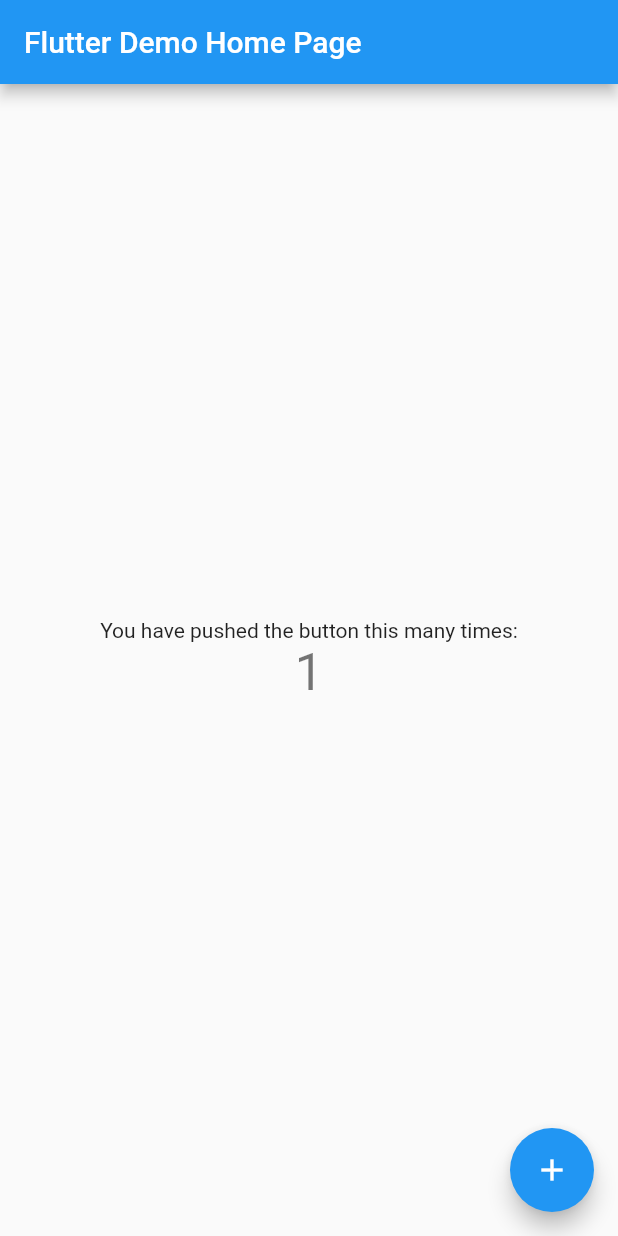
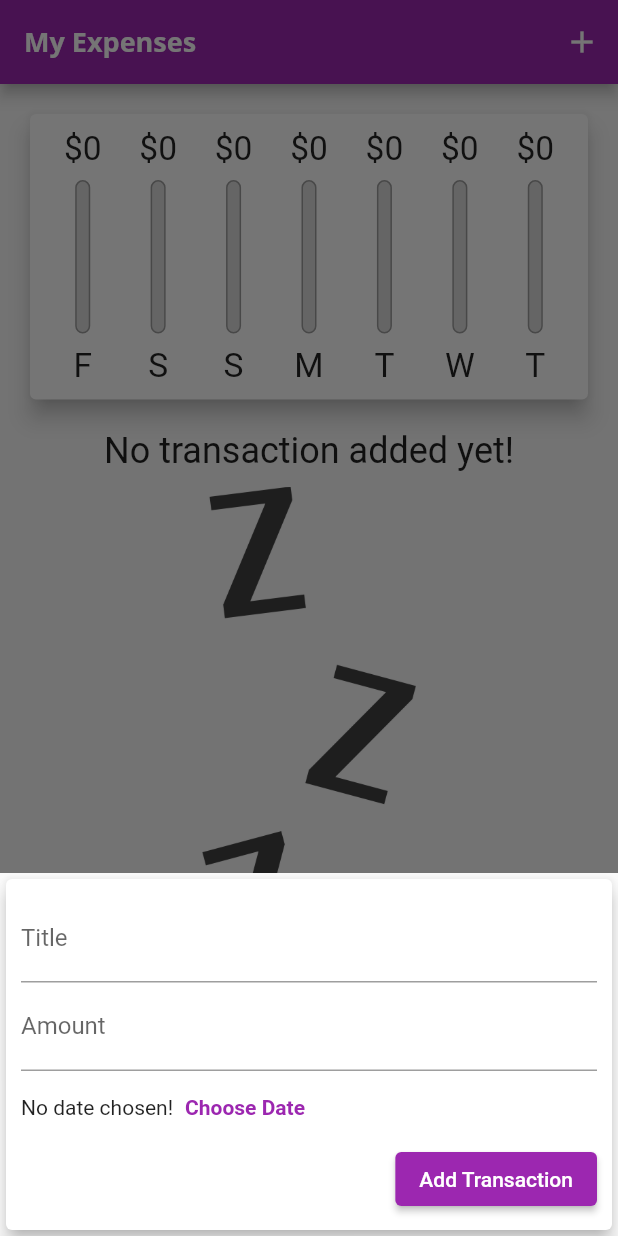
Before and after one commit to Jihaysse/PersonalExpenses, a Flutter app: the screen it shows after launch, after a tap on the "add" icon, on a phone screen of 412 x 824 dp. Run offline on Flutter 3.47's test engine with Material 2 defaults, Android fonts, the phone set to English and light mode, and no system bars.

Commit message:
Added Responsive iOS/Android app

```diff
--- a/lib/main.dart
+++ b/lib/main.dart
@@ -1,115 +1,192 @@
+import 'dart:io';
+
+import 'package:flutter/cupertino.dart';
 import 'package:flutter/material.dart';
+import 'package:flutter/services.dart';
+import 'package:personal_expenses/models/transaction.dart';
+import 'package:personal_expenses/widgets/chart.dart';
+import 'package:personal_expenses/widgets/new_transaction.dart';
+import 'package:personal_expenses/widgets/transaction_list.dart';
 
 void main() {
-  runApp(const MyApp());
+  WidgetsFlutterBinding.ensureInitialized();
+
+  // Set preferred orientation if needed
+  /*SystemChrome.setPreferredOrientations([
+    DeviceOrientation.portraitUp,
+    DeviceOrientation.portraitDown,
+  ]);*/
+
+  runApp(MyApp());
 }
 
 class MyApp extends StatelessWidget {
-  const MyApp({Key? key}) : super(key: key);
+  MyApp({Key? key}) : super(key: key);
 
-  // This widget is the root of your application.
+  final ThemeData theme = ThemeData();
+
   @override
   Widget build(BuildContext context) {
     return MaterialApp(
-      title: 'Flutter Demo',
-      theme: ThemeData(
-        // This is the theme of your application.
-        //
-        // Try running your application with "flutter run". You'll see the
-        // application has a blue toolbar. Then, without quitting the app, try
-        // changing the primarySwatch below to Colors.green and then invoke
-        // "hot reload" (press "r" in the console where you ran "flutter run",
-        // or simply save your changes to "hot reload" in a Flutter IDE).
-        // Notice that the counter didn't reset back to zero; the application
-        // is not restarted.
-        primarySwatch: Colors.blue,
+      title: 'Personal Expenses',
+      theme: theme.copyWith(
+        textTheme: ThemeData.light().textTheme.copyWith(
+              headline6: const TextStyle(
+                fontFamily: 'OpenSans',
+                fontWeight: FontWeight.bold,
+                fontSize: 18,
+              ),
+              button: TextStyle(color: Colors.white),
+            ),
+        colorScheme: theme.colorScheme.copyWith(
+          primary: Colors.purple,
+          secondary: Colors.amber,
+        ),
       ),
-      home: const MyHomePage(title: 'Flutter Demo Home Page'),
+      debugShowCheckedModeBanner: false,
+      home: MyHomePage(),
     );
   }
 }
 
 class MyHomePage extends StatefulWidget {
-  const MyHomePage({Key? key, required this.title}) : super(key: key);
-
-  // This widget is the home page of your application. It is stateful, meaning
-  // that it has a State object (defined below) that contains fields that affect
-  // how it looks.
-
-  // This class is the configuration for the state. It holds the values (in this
-  // case the title) provided by the parent (in this case the App widget) and
-  // used by the build method of the State. Fields in a Widget subclass are
-  // always marked "final".
-
-  final String title;
-
   @override
   State<MyHomePage> createState() => _MyHomePageState();
 }
 
 class _MyHomePageState extends State<MyHomePage> {
-  int _counter = 0;
+  final List<Transaction> _userTransactions = [];
+  bool _showChart = true;
 
-  void _incrementCounter() {
+  List<Transaction> get _recentTransactions {
+    return _userTransactions.where((tx) {
+      return tx.date.isAfter(
+        DateTime.now().subtract(
+          Duration(days: 7),
+        ),
+      );
+    }).toList();
+  }
+
+  void _addNewTransaction(String title, double amount, DateTime choosenDate) {
+    final newTransaction = Transaction(
+      id: DateTime.now().toString(),
+      title: title,
+      amount: amount,
+      date: choosenDate,
+    );
+
     setState(() {
-      // This call to setState tells the Flutter framework that something has
-      // changed in this State, which causes it to rerun the build method below
-      // so that the display can reflect the updated values. If we changed
-      // _counter without calling setState(), then the build method would not be
-      // called again, and so nothing would appear to happen.
-      _counter++;
+      _userTransactions.add(newTransaction);
     });
+  }
+
+  void _deleteTransaction(String id) {
+    setState(() {
+      _userTransactions.removeWhere((element) => element.id == id);
+    });
+  }
+
+  void _startAddNewTransaction(BuildContext ctx) {
+    showModalBottomSheet(
+        context: ctx,
+        builder: (_) {
+          return NewTransaction(_addNewTransaction);
+        });
   }
 
   @override
   Widget build(BuildContext context) {
-    // This method is rerun every time setState is called, for instance as done
-    // by the _incrementCounter method above.
-    //
-    // The Flutter framework has been optimized to make rerunning build methods
-    // fast, so that you can just rebuild anything that needs updating rather
-    // than having to individually change instances of widgets.
-    return Scaffold(
-      appBar: AppBar(
-        // Here we take the value from the MyHomePage object that was created by
-        // the App.build method, and use it to set our appbar title.
-        title: Text(widget.title),
-      ),
-      body: Center(
-        // Center is a layout widget. It takes a single child and positions it
-        // in the middle of the parent.
+    final mediaQuery = MediaQuery.of(context);
+    final isLandscape = mediaQuery.orientation == Orientation.landscape;
+
+    final PreferredSizeWidget appBar = Platform.isIOS
+        ? CupertinoNavigationBar(
+            middle: const Text('My Expenses'),
+            trailing: Row(
+              mainAxisSize: MainAxisSize.min,
+              children: [
+                CupertinoButton(
+                  child: const Icon(CupertinoIcons.add),
+                  onPressed: () => _startAddNewTransaction(context),
+                )
+              ],
+            ))
+        : AppBar(
+            title: const Text('My Expenses'),
+            actions: <Widget>[
+              IconButton(
+                  onPressed: () => _startAddNewTransaction(context),
+                  icon: const Icon(Icons.add))
+            ],
+          ) as PreferredSizeWidget;
+
+    final transactionListWidget = SizedBox(
+      height: (mediaQuery.size.height -
+              appBar.preferredSize.height -
+              mediaQuery.padding.top) *
+          0.7,
+      child: TransactionList(_userTransactions, _deleteTransaction),
+    );
+
+    final pageBody = SafeArea(
+      child: SingleChildScrollView(
         child: Column(
-          // Column is also a layout widget. It takes a list of children and
-          // arranges them vertically. By default, it sizes itself to fit its
-          // children horizontally, and tries to be as tall as its parent.
-          //
-          // Invoke "debug painting" (press "p" in the console, choose the
-          // "Toggle Debug Paint" action from the Flutter Inspector in Android
-          // Studio, or the "Toggle Debug Paint" command in Visual Studio Code)
-          // to see the wireframe for each widget.
-          //
-          // Column has various properties to control how it sizes itself and
-          // how it positions its children. Here we use mainAxisAlignment to
-          // center the children vertically; the main axis here is the vertical
-          // axis because Columns are vertical (the cross axis would be
-          // horizontal).
-          mainAxisAlignment: MainAxisAlignment.center,
+          crossAxisAlignment: CrossAxisAlignment.stretch,
           children: <Widget>[
-            const Text(
-              'You have pushed the button this many times:',
-            ),
-            Text(
-              '$_counter',
-              style: Theme.of(context).textTheme.headline4,
-            ),
+            if (isLandscape)
+              Row(
+                children: [
+                  const Text('Show Chart'),
+                  Switch.adaptive(
+                      value: _showChart,
+                      onChanged: (value) {
+                        setState(() {
+                          _showChart = value;
+                        });
+                      })
+                ],
+              ),
+            if (!isLandscape)
+              SizedBox(
+                height: (mediaQuery.size.height -
+                        appBar.preferredSize.height -
+                        mediaQuery.padding.top) *
+                    0.3,
+                child: Chart(_recentTransactions),
+              ),
+            if (!isLandscape) transactionListWidget,
+            if (isLandscape)
+              _showChart == true
+                  ? SizedBox(
+                      height: (mediaQuery.size.height -
+                              appBar.preferredSize.height -
+                              mediaQuery.padding.top) *
+                          0.3,
+                      child: Chart(_recentTransactions),
+                    )
+                  : transactionListWidget,
           ],
         ),
       ),
-      floatingActionButton: FloatingActionButton(
-        onPressed: _incrementCounter,
-        tooltip: 'Increment',
-        child: const Icon(Icons.add),
-      ), // This trailing comma makes auto-formatting nicer for build methods.
     );
+
+    return Platform.isIOS
+        ? CupertinoPageScaffold(
+            child: pageBody,
+            navigationBar: appBar as ObstructingPreferredSizeWidget,
+          )
+        : Scaffold(
+            appBar: appBar,
+            body: pageBody,
+            floatingActionButton: FloatingActionButton(
+              child: const Icon(Icons.add),
+              onPressed: () => _startAddNewTransaction(context),
+              backgroundColor: Theme.of(context).colorScheme.secondary,
+              foregroundColor: Colors.black,
+            ),
+            floatingActionButtonLocation:
+                FloatingActionButtonLocation.centerFloat,
+          );
   }
 }
--- /dev/null
+++ b/lib/models/transaction.dart
@@ -0,0 +1,14 @@
+import 'package:flutter/cupertino.dart';
+
+class Transaction {
+  final String id;
+  final String title;
+  final double amount;
+  final DateTime date;
+
+  Transaction(
+      {required this.id,
+      required this.title,
+      required this.amount,
+      required this.date});
+}
--- /dev/null
+++ b/lib/widgets/adaptive_button.dart
@@ -0,0 +1,30 @@
+import 'dart:io';
+
+import 'package:flutter/material.dart';
+import 'package:flutter/cupertino.dart';
+
+class AdaptiveButton extends StatelessWidget {
+  final String text;
+  final VoidCallback handler;
+
+  AdaptiveButton(this.text, this.handler);
+
+  @override
+  Widget build(BuildContext context) {
+    return Platform.isIOS
+        ? CupertinoButton(
+            child: Text(
+              text,
+              style: const TextStyle(fontWeight: FontWeight.bold),
+            ),
+            onPressed: handler,
+          )
+        : TextButton(
+            onPressed: handler,
+            child: Text(
+              text,
+              style: const TextStyle(fontWeight: FontWeight.bold),
+            ),
+          );
+  }
+}
--- /dev/null
+++ b/lib/widgets/chart.dart
@@ -0,0 +1,63 @@
+import 'package:flutter/material.dart';
+import 'package:intl/intl.dart';
+import 'package:personal_expenses/models/transaction.dart';
+import 'package:personal_expenses/widgets/chart_bar.dart';
+
+class Chart extends StatelessWidget {
+  //const Chart({Key? key}) : super(key: key);
+
+  final List<Transaction> recentTransactions;
+
+  List<Map<String, dynamic>> get groupedTransactionValues {
+    return List.generate(7, (index) {
+      final weekDay = DateTime.now().subtract(Duration(days: index));
+      double totalSum = 0.0;
+
+      for (int i = 0; i < recentTransactions.length; i++) {
+        if (recentTransactions[i].date.day == weekDay.day &&
+            recentTransactions[i].date.month == weekDay.month &&
+            recentTransactions[i].date.year == weekDay.year) {
+          totalSum += recentTransactions[i].amount;
+        }
+      }
+      return {
+        'day': DateFormat.E().format(weekDay).substring(0, 1),
+        'amount': totalSum,
+      };
+    }).reversed.toList();
+  }
+
+  double get totalSpending {
+    return groupedTransactionValues.fold(0.0, (sum, item) {
+      return sum + item['amount'];
+    });
+  }
+
+  Chart(this.recentTransactions);
+
+  @override
+  Widget build(BuildContext context) {
+    return Card(
+      elevation: 6,
+      margin: const EdgeInsets.all(20),
+      child: Padding(
+        padding: const EdgeInsets.all(10),
+        child: Row(
+          mainAxisAlignment: MainAxisAlignment.spaceAround,
+          children: groupedTransactionValues.map((data) {
+            return Flexible(
+              fit: FlexFit.tight,
+              child: ChartBar(
+                (data['day']) as String,
+                (data['amount']) as double,
+                totalSpending == 0.0
+                    ? 0.0
+                    : ((data['amount']) as double) / totalSpending,
+              ),
+            );
+          }).toList(),
+        ),
+      ),
+    );
+  }
+}
--- /dev/null
+++ b/lib/widgets/chart_bar.dart
@@ -0,0 +1,62 @@
+import 'package:flutter/material.dart';
+
+class ChartBar extends StatelessWidget {
+  //const ChartBar({Key? key}) : super(key: key);
+
+  final String label;
+  final double spendingAmount;
+  final double spendingPctOfTotal;
+
+  ChartBar(this.label, this.spendingAmount, this.spendingPctOfTotal);
+
+  @override
+  Widget build(BuildContext context) {
+    return LayoutBuilder(
+      builder: (BuildContext context, BoxConstraints constraints) {
+        return Column(children: [
+          SizedBox(
+            height: constraints.maxHeight * 0.15,
+            child: FittedBox(
+              child: Text('\$${spendingAmount.toStringAsFixed(0)}'),
+            ),
+          ),
+          SizedBox(height: constraints.maxHeight * 0.05),
+          SizedBox(
+            height: constraints.maxHeight * 0.6,
+            width: 10,
+            child: Stack(
+              children: [
+                Container(
+                  decoration: BoxDecoration(
+                    border: Border.all(
+                      color: Colors.grey,
+                      width: 1,
+                    ),
+                    color: const Color.fromRGBO(220, 220, 220, 1),
+                    borderRadius: BorderRadius.circular(20),
+                  ),
+                ),
+                FractionallySizedBox(
+                  heightFactor: spendingPctOfTotal,
+                  child: Container(
+                    decoration: BoxDecoration(
+                      color: Theme.of(context).colorScheme.primary,
+                      borderRadius: BorderRadius.circular(10),
+                    ),
+                  ),
+                )
+              ],
+            ),
+          ),
+          SizedBox(height: constraints.maxHeight * 0.05),
+          SizedBox(
+            height: constraints.maxHeight * 0.15,
+            child: FittedBox(
+              child: Text(label),
+            ),
+          )
+        ]);
+      },
+    );
+  }
+}
--- /dev/null
+++ b/lib/widgets/new_transaction.dart
@@ -0,0 +1,103 @@
+import 'dart:io';
+
+import 'package:flutter/cupertino.dart';
+import 'package:flutter/material.dart';
+import 'package:intl/intl.dart';
+import 'package:personal_expenses/widgets/adaptive_button.dart';
+
+class NewTransaction extends StatefulWidget {
+  //NewTransaction({Key? key}) : super(key: key);
+
+  final Function addTransaction;
+
+  NewTransaction(this.addTransaction);
+
+  @override
+  State<NewTransaction> createState() => _NewTransactionState();
+}
+
+class _NewTransactionState extends State<NewTransaction> {
+  final _titleController = TextEditingController();
+  final _amountController = TextEditingController();
+  DateTime? _selectedDate;
+
+  void _submitData() {
+    if (_amountController.text.isEmpty) {
+      return;
+    }
+    final enteredTitle = _titleController.text;
+    final enteredAmount = double.parse(_amountController.text);
+
+    if (enteredTitle.isEmpty || enteredAmount <= 0 || _selectedDate == null) {
+      return;
+    }
+
+    widget.addTransaction(enteredTitle, enteredAmount, _selectedDate);
+
+    // Close the modal sheet
+    Navigator.of(context).pop();
+  }
+
+  void _presentDatePicker() {
+    showDatePicker(
+      context: context,
+      initialDate: DateTime.now(),
+      firstDate: DateTime(DateTime.now().year),
+      lastDate: DateTime.now(),
+    ).then((pickedDate) {
+      if (pickedDate == null) return;
+
+      setState(() {
+        _selectedDate = pickedDate;
+      });
+    });
+  }
+
+  @override
+  Widget build(BuildContext context) {
+    return SingleChildScrollView(
+      child: Card(
+        elevation: 5,
+        child: Container(
+          padding: EdgeInsets.only(
+            top: 10,
+            left: 10,
+            right: 10,
+            bottom: MediaQuery.of(context).viewInsets.bottom + 10,
+          ),
+          child: Column(
+            crossAxisAlignment: CrossAxisAlignment.end,
+            children: <Widget>[
+              TextField(
+                decoration: const InputDecoration(labelText: 'Title'),
+                controller: _titleController,
+                onSubmitted: (_) => _submitData(),
+              ),
+              TextField(
+                decoration: const InputDecoration(labelText: 'Amount'),
+                controller: _amountController,
+                keyboardType:
+                    const TextInputType.numberWithOptions(decimal: true),
+                onSubmitted: (_) => _submitData(),
+              ),
+              Row(
+                children: [
+                  Text(
+                    _selectedDate == null
+                        ? 'No date chosen!'
+                        : 'Picked Date: ${DateFormat.yMd().format(_selectedDate!)}',
+                  ),
+                  AdaptiveButton('Choose Date', _presentDatePicker),
+                ],
+              ),
+              ElevatedButton(
+                child: const Text('Add Transaction'),
+                onPressed: _submitData,
+              ),
+            ],
+          ),
+        ),
+      ),
+    );
+  }
+}
--- /dev/null
+++ b/lib/widgets/transaction_list.dart
@@ -0,0 +1,84 @@
+import 'package:flutter/material.dart';
+import 'package:intl/intl.dart';
+
+import '../models/transaction.dart';
+
+class TransactionList extends StatelessWidget {
+  final List<Transaction> transactions;
+  final Function deleteTransaction;
+
+  TransactionList(this.transactions, this.deleteTransaction);
+
+  @override
+  Widget build(BuildContext context) {
+    return transactions.isEmpty
+        ? LayoutBuilder(builder: (context, constraints) {
+            return Column(
+              children: [
+                Text(
+                  'No transaction added yet!',
+                  style: Theme.of(context).textTheme.headline5,
+                ),
+                const SizedBox(
+                  height: 10,
+                ),
+                Container(
+                  height: constraints.maxHeight * 0.6,
+                  child: Image.asset(
+                    'assets/images/waiting.png',
+                    fit: BoxFit.cover,
+                  ),
+                )
+              ],
+            );
+          })
+        : ListView.builder(
+            itemBuilder: (ctx, index) {
+              return Card(
+                elevation: 5,
+                margin: const EdgeInsets.symmetric(
+                  vertical: 8,
+                  horizontal: 5,
+                ),
+                child: ListTile(
+                  leading: CircleAvatar(
+                    radius: 30,
+                    backgroundColor: Theme.of(context).colorScheme.primary,
+                    child: Padding(
+                      padding: const EdgeInsets.all(6),
+                      child: FittedBox(
+                        child: Text(
+                          '\$${transactions[index].amount}',
+                          style: const TextStyle(color: Colors.white),
+                        ),
+                      ),
+                    ),
+                  ),
+                  title: Text(
+                    transactions[index].title,
+                  ),
+                  subtitle: Text(
+                    DateFormat.yMMMd().format(transactions[index].date),
+                  ),
+                  trailing: MediaQuery.of(context).size.width > 400
+                      ? TextButton.icon(
+                          icon: const Icon(Icons.delete),
+                          label: const Text('Delete'),
+                          style: ButtonStyle(
+                              foregroundColor: MaterialStateProperty.all<Color>(
+                                  Theme.of(context).errorColor)),
+                          onPressed: () =>
+                              deleteTransaction(transactions[index].id))
+                      : IconButton(
+                          icon: const Icon(Icons.delete),
+                          color: Theme.of(context).errorColor,
+                          onPressed: () =>
+                              deleteTransaction(transactions[index].id),
+                        ),
+                ),
+              );
+            },
+            itemCount: transactions.length,
+          );
+  }
+}
```
Also changed, not shown: pubspec.yaml (+15 -9 lines), assets/fonts/OpenSans-Bold.ttf (added), assets/fonts/OpenSans-Regular.ttf (added), assets/fonts/Quicksand-Bold.ttf (added), assets/fonts/Quicksand-Light.ttf (added), assets/fonts/Quicksand-Medium.ttf (added), assets/fonts/Quicksand-Regular.ttf (added), assets/images/waiting.png (added), pubspec.lock, 2 other files.
